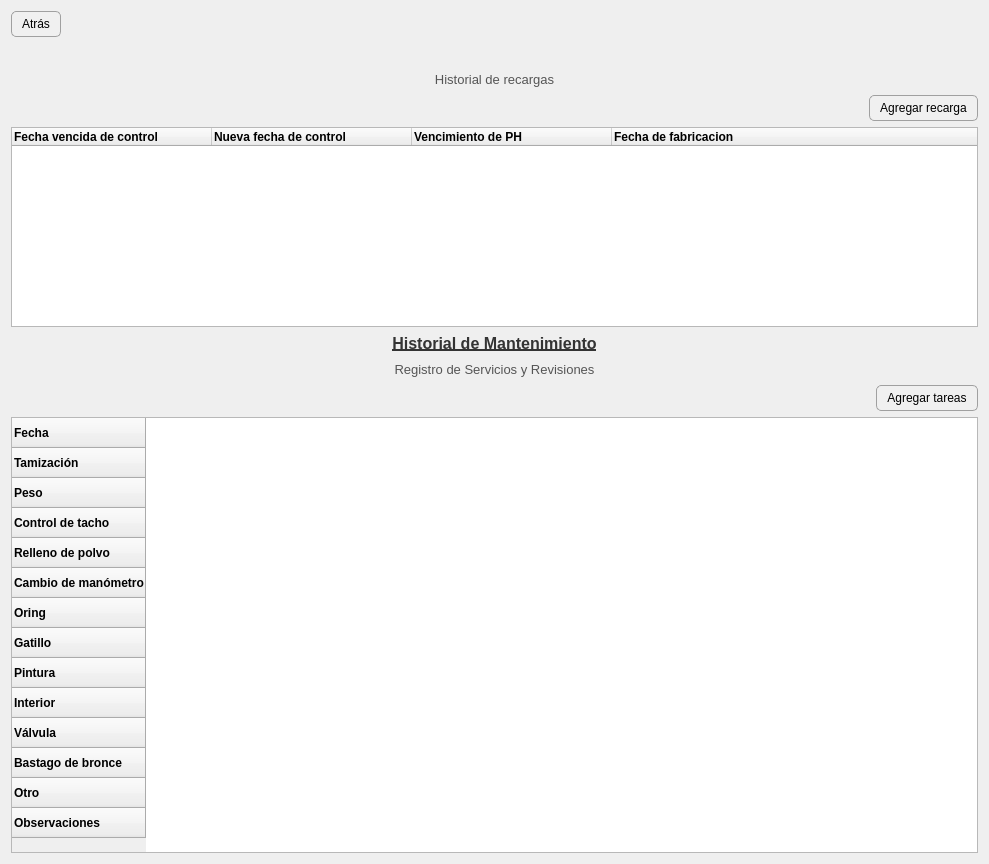
Qt form resources/ui/ext_details.ui (Julian2455/beatmat) before a commit.
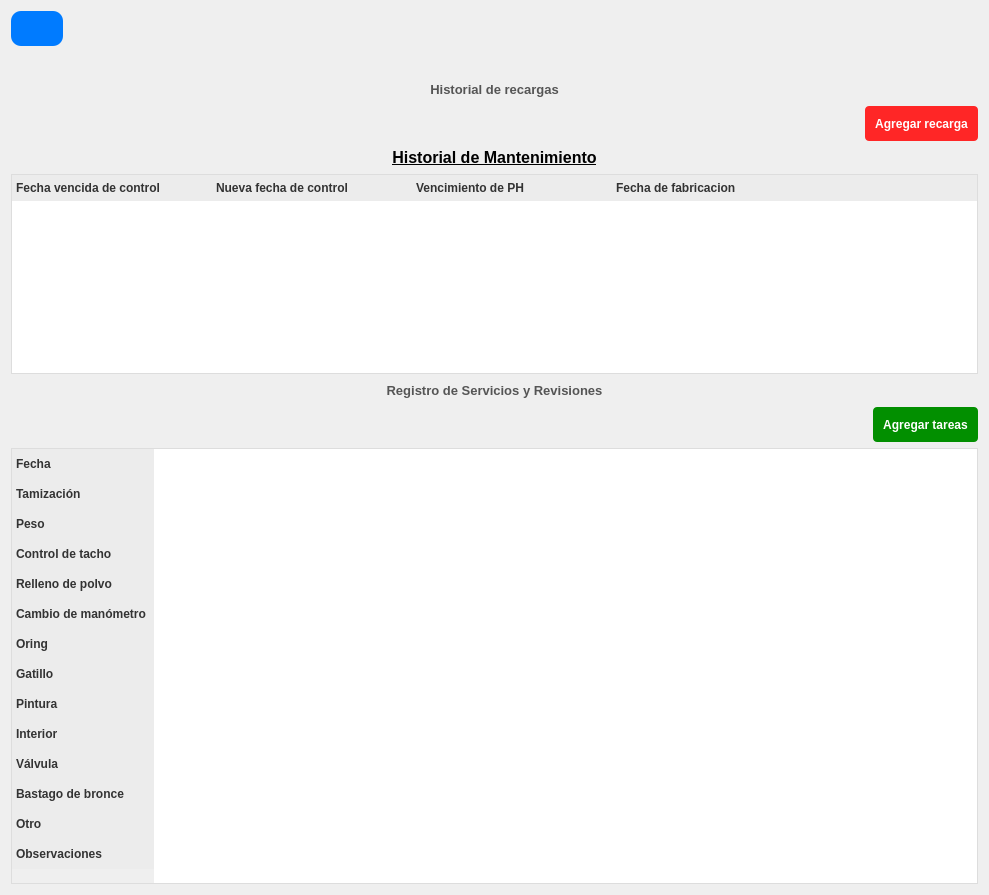
The same form after that commit. Icons and pictures are not drawn.

```diff
--- a/resources/ui/ext_details.ui
+++ b/resources/ui/ext_details.ui
@@ -7,14 +7,56 @@
     <x>0</x>
     <y>0</y>
     <width>989</width>
-    <height>864</height>
+    <height>895</height>
    </rect>
   </property>
   <property name="windowTitle">
    <string>Form</string>
   </property>
   <property name="styleSheet">
-   <string notr="true">color:black;</string>
+   <string notr="true">QLabel {
+	color:rgb(0, 0, 0);
+	font-weight: bold;
+}
+QPushButton {
+	color: rgb(255, 255, 255);
+	background-color: rgb(19, 109, 255);
+	background-color: rgb(35, 39, 255);
+	color: rgb(8, 0, 255);
+    background-color: #007BFF;
+    color: white;
+    border: none;
+    border-radius: 4px;
+    padding: 5px 10px;
+    min-height: 25px;
+}
+QPushButton:hover {
+    background-color: #2980b9;
+}
+QPushButton:disabled {
+    background-color: #bdc3c7;
+}
+
+/* QTableWidget / QTableView */
+QHeaderView::section {
+    background-color: #ececec;
+    color: #333;
+    padding: 4px;
+    border: none;
+    font-weight: bold;
+}
+QTableWidget {
+    border: 1px solid #ddd;
+    background-color: white;
+    gridline-color: #ccc;
+    alternate-background-color: #f2f2f2;
+}
+QTableWidget::item {
+    padding: 6px;
+}
+QTableWidget::item:hover {
+    background-color: #f0f8ff;
+}</string>
   </property>
   <layout class="QVBoxLayout" name="verticalLayout_7">
    <item>
@@ -25,16 +67,21 @@
         <cursorShape>PointingHandCursor</cursorShape>
        </property>
        <property name="styleSheet">
-        <string notr="true">
-color: black; 
-background-color: #f0f0f0; 
-border: 1px solid #a0a0a0; 
-border-radius: 5px; 
-padding: 5px 10px;
-</string>
+        <string notr="true">border-radius: 10px;
+color:#007BFF</string>
        </property>
        <property name="text">
-        <string>Atrás</string>
+        <string/>
+       </property>
+       <property name="icon">
+        <iconset>
+         <normaloff>../images/btn-atras.png</normaloff>../images/btn-atras.png</iconset>
+       </property>
+       <property name="iconSize">
+        <size>
+         <width>35</width>
+         <height>35</height>
+        </size>
        </property>
       </widget>
      </item>
@@ -63,7 +110,7 @@
       </font>
      </property>
      <property name="styleSheet">
-      <string notr="true">color: #333333; text-decoration: underline;</string>
+      <string notr="true">color: black; text-decoration: underline;</string>
      </property>
      <property name="text">
       <string/>
@@ -78,8 +125,7 @@
      <property name="font">
       <font>
        <pointsize>10</pointsize>
-       <weight>50</weight>
-       <bold>false</bold>
+       <bold>true</bold>
       </font>
      </property>
      <property name="styleSheet">
@@ -110,17 +156,16 @@
      </item>
      <item>
       <widget class="QPushButton" name="btnAgregarRecarga">
+       <property name="font">
+        <font>
+         <bold>true</bold>
+        </font>
+       </property>
        <property name="cursor">
         <cursorShape>PointingHandCursor</cursorShape>
        </property>
        <property name="styleSheet">
-        <string notr="true">
-color: black; 
-background-color: #f0f0f0; 
-border: 1px solid #a0a0a0; 
-border-radius: 5px; 
-padding: 5px 10px;
-</string>
+        <string notr="true">background-color: rgb(255, 38, 38);</string>
        </property>
        <property name="text">
         <string>Agregar recarga</string>
@@ -129,6 +174,26 @@
      </item>
     </layout>
    </item>
+   <item>
+    <widget class="QLabel" name="labelMantenimiento">
+     <property name="font">
+      <font>
+       <pointsize>12</pointsize>
+       <bold>true</bold>
+       <underline>true</underline>
+      </font>
+     </property>
+     <property name="styleSheet">
+      <string notr="true">color: black; text-decoration: underline;</string>
+     </property>
+     <property name="text">
+      <string>Historial de Mantenimiento</string>
+     </property>
+     <property name="alignment">
+      <set>Qt::AlignCenter</set>
+     </property>
+    </widget>
+   </item>
    <item>
     <widget class="QTableWidget" name="tableWidgetExtintores">
      <property name="sizePolicy">
@@ -242,33 +307,12 @@
      </column>
     </widget>
    </item>
-   <item>
-    <widget class="QLabel" name="labelMantenimiento">
-     <property name="font">
-      <font>
-       <pointsize>12</pointsize>
-       <bold>true</bold>
-       <underline>true</underline>
-      </font>
-     </property>
-     <property name="styleSheet">
-      <string notr="true">color: #333333; text-decoration: underline;</string>
-     </property>
-     <property name="text">
-      <string>Historial de Mantenimiento</string>
-     </property>
-     <property name="alignment">
-      <set>Qt::AlignCenter</set>
-     </property>
-    </widget>
-   </item>
    <item>
     <widget class="QLabel" name="labelDetallesMantenimiento">
      <property name="font">
       <font>
        <pointsize>10</pointsize>
-       <weight>50</weight>
-       <bold>false</bold>
+       <bold>true</bold>
       </font>
      </property>
      <property name="styleSheet">
@@ -299,17 +343,16 @@
      </item>
      <item>
       <widget class="QPushButton" name="btnAgregarTareas">
+       <property name="font">
+        <font>
+         <bold>true</bold>
+        </font>
+       </property>
        <property name="cursor">
         <cursorShape>PointingHandCursor</cursorShape>
        </property>
        <property name="styleSheet">
-        <string notr="true">
-color: black; 
-background-color: #f0f0f0; 
-border: 1px solid #a0a0a0; 
-border-radius: 5px; 
-padding: 5px 10px;
-</string>
+        <string notr="true">background-color: rgb(2, 143, 0);</string>
        </property>
        <property name="text">
         <string>Agregar tareas</string>
```
